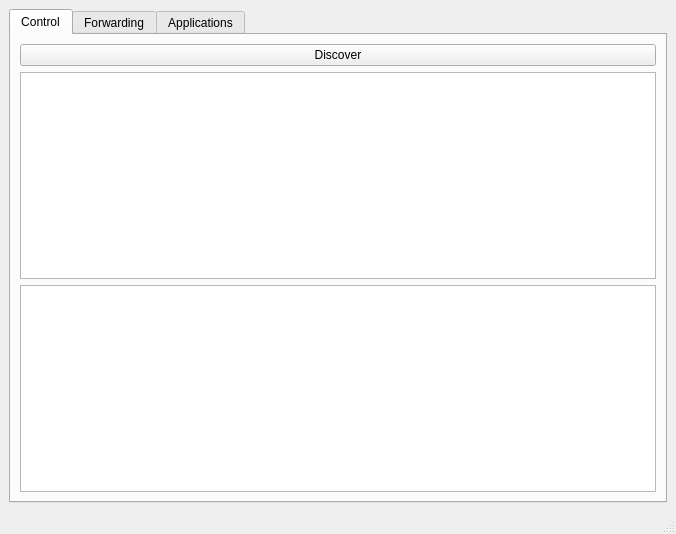
First picture: the form in PythonMDNSTest/gui.ui, repository p-sanches/somabits, before the edit.
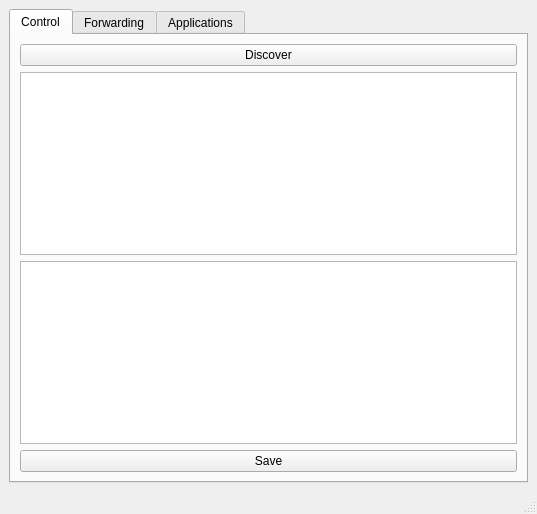
Second picture: the form after the edit. Icons and pictures are not drawn.

```diff
--- a/PythonMDNSTest/gui.ui
+++ b/PythonMDNSTest/gui.ui
@@ -6,8 +6,8 @@
    <rect>
     <x>0</x>
     <y>0</y>
-    <width>676</width>
-    <height>534</height>
+    <width>537</width>
+    <height>514</height>
    </rect>
   </property>
   <property name="windowTitle">
@@ -51,6 +51,13 @@
         <item row="2" column="0">
          <widget class="QPlainTextEdit" name="plainTextEdit"/>
         </item>
+        <item row="3" column="0">
+         <widget class="QPushButton" name="save_button">
+          <property name="text">
+           <string>Save</string>
+          </property>
+         </widget>
+        </item>
        </layout>
       </widget>
       <widget class="QWidget" name="tab_2">
```
